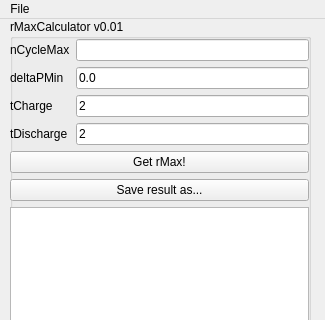
First picture: the form in ess_qt/mainwindow.ui, repository DaopingWang/ess_model, before the edit; both pictures show x 0 to 325 and y 0 to 320 of the 325 by 510 pixel window.
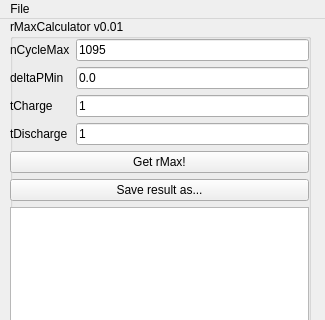
Second picture: the form after the edit.

```diff
--- a/ess_qt/mainwindow.ui
+++ b/ess_qt/mainwindow.ui
@@ -37,7 +37,11 @@
      </property>
      <layout class="QGridLayout" name="gridLayout">
       <item row="1" column="1">
-       <widget class="QLineEdit" name="nCycleMaxEdit"/>
+       <widget class="QLineEdit" name="nCycleMaxEdit">
+        <property name="text">
+         <string>1095</string>
+        </property>
+       </widget>
       </item>
       <item row="7" column="0" colspan="2">
        <widget class="QTextBrowser" name="logBrowser"/>
@@ -80,7 +84,7 @@
       <item row="4" column="1">
        <widget class="QLineEdit" name="tDischargeEdit">
         <property name="text">
-         <string>2</string>
+         <string>1</string>
         </property>
        </widget>
       </item>
@@ -94,7 +98,7 @@
       <item row="3" column="1">
        <widget class="QLineEdit" name="tChargeEdit">
         <property name="text">
-         <string>2</string>
+         <string>1</string>
         </property>
        </widget>
       </item>
```
